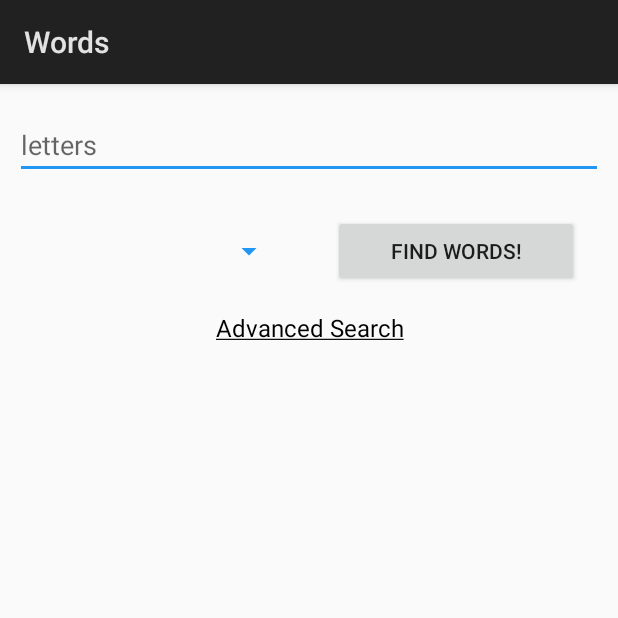
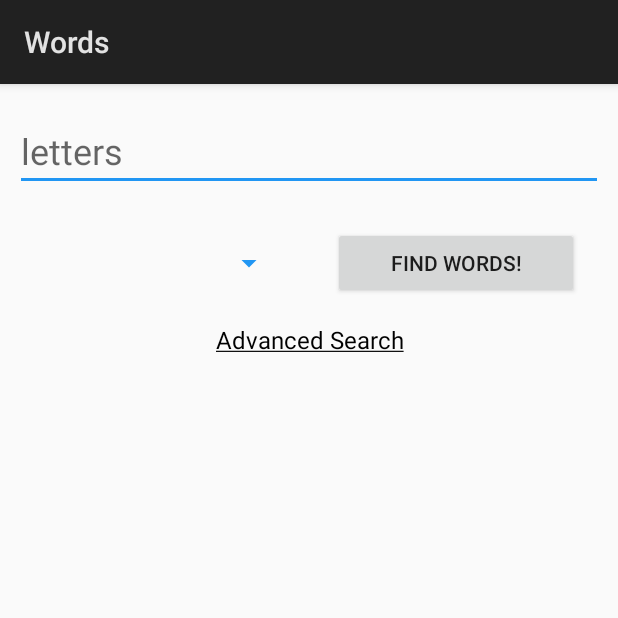
Before and after one commit to VidishNaik/WordFinder, an Android app: the screen it shows after launch (MainActivity), on a phone screen of 412 x 824 dp, the top half of it. Run offline under Robolectric (Android 15) with nearby library versions, the phone set to English and light mode, and no system bars.

Commit message:
Changed MainActivity Search class and removed preloading of words

```diff
--- a/app/src/main/java/com/example/vidish/words/MainActivity.java
+++ b/app/src/main/java/com/example/vidish/words/MainActivity.java
@@ -25,20 +25,19 @@ import android.widget.TextView;
 import android.widget.Toast;
 
 import java.io.BufferedReader;
+import java.io.IOException;
 import java.io.InputStreamReader;
 import java.util.ArrayList;
 import java.util.Arrays;
-import java.util.HashMap;
 import java.util.LinkedList;
-import java.util.Map;
+import java.util.List;
 
 public class MainActivity extends Activity {
     ArrayList<String> words = new ArrayList<>();
-    Map<Integer,ArrayList<String>> map = new HashMap<>();
     ArrayAdapter<String> arrayAdapter;
     static String[] count = {"3","4","5","6","7","8","9","10"};
     String s, selectedItem = "";
-    ProgressBar progress, progress1;
+    ProgressBar progress;
     Button button;
     Spinner spinner;
     @Override
@@ -55,8 +54,6 @@ public class MainActivity extends Activity {
             }
         });
         //text.performClick();
-        progress1 = (ProgressBar) findViewById(R.id.progressbar1);
-        new Load().execute(this);
         progress = (ProgressBar) findViewById(R.id.progressbar);
         progress.setVisibility(View.GONE);
         final EditText editText = (EditText) findViewById(R.id.edittext);
@@ -64,7 +61,6 @@ public class MainActivity extends Activity {
         spinner = (Spinner) findViewById(R.id.spinner);
         button = (Button) findViewById(R.id.button);
         button.setFocusedByDefault(true);
-        button.setEnabled(false);
         spinner.requestFocus();
         ((LinearLayout)findViewById(R.id.linearlayout)).setOnClickListener(new View.OnClickListener() {
             @Override
@@ -159,60 +155,28 @@ public class MainActivity extends Activity {
         finish();
     }
 
-    private class Load extends AsyncTask<MainActivity, Void, Void> {
-
-        @Override
-        protected Void doInBackground(MainActivity... mainActivities) {
-            publishProgress();
-            try {
-                BufferedReader in = new BufferedReader(new InputStreamReader(getAssets().open("words.txt")));
-                String line;
-                while((line = in.readLine()) != null) {
-                    if(map.containsKey(line.length()))
-                    {
-                        ArrayList temp = map.get(line.length());
-                        temp.add(line);
-                        map.put(line.length(),temp);
-                    }
-                    else {
-                        ArrayList<String> temp = new ArrayList<>();
-                        temp.add(line);
-                        map.put(line.length(),temp);
-                    }
-                }
-            }catch (Exception ignored){
-            }
-            return null;
-        }
-
-        protected void onProgressUpdate(Void... values) {
-            progress1.setVisibility(View.VISIBLE);
-        }
-
-        protected void onPostExecute(Void v) {
-            progress1.setVisibility(View.GONE);
-            button.setEnabled(true);
-        }
-    }
-
     private class Words extends AsyncTask<MainActivity, Void, Void> {
         @Override
         protected Void doInBackground(MainActivity... mainActivities) {
             publishProgress();
-            ArrayList<String> temp = map.get(Integer.parseInt(selectedItem));
-            for (int i=0; i < temp.size(); i++)
+            ArrayList<String> temp = new ArrayList<>();
+            try {
+                BufferedReader in = new BufferedReader(new InputStreamReader(getAssets().open("words.txt")));
+                String str;
+                while ((str = in.readLine()) != null)
                 {
-                LinkedList<String> listEntered = new LinkedList<>(Arrays.asList(s.split("")));
-                LinkedList<String> listFind = new LinkedList<>(Arrays.asList(temp.get(i).split("")));
+                    if(str.length() == Integer.parseInt(selectedItem))
+                    {
+                        List<String> listEntered = new LinkedList<String>(Arrays.asList(s.split("")));
+                        List<String> listFind = new LinkedList<String>(Arrays.asList(str.split("")));
                         listEntered.remove(0);
                         listFind.remove(0);
                         boolean contains = true;
-                for (int j=0; j < listFind.size(); j++)
+                        for (int j = listFind.size() - 1; j >= 0; j--)
                         {
                             if(listEntered.contains(listFind.get(j)))
                             {
-                        listEntered.removeFirstOccurrence(listFind.get(j));
-
+                                listEntered.remove(listFind.get(j));
                             }
                             else
                             {
@@ -221,7 +185,11 @@ public class MainActivity extends Activity {
                             }
                         }
                         if(contains)
-                    words.add(temp.get(i));
+                            words.add(str);
+                    }
+                }
+            } catch (IOException e) {
+                e.printStackTrace();
             }
             return null;
         }
--- a/app/src/main/res/layout/activity_main.xml
+++ b/app/src/main/res/layout/activity_main.xml
@@ -9,21 +9,12 @@
     android:layout_margin="10dp"
     android:id="@+id/linearlayout">
 
-    <ProgressBar
-        android:id="@+id/progressbar1"
-        style="?android:attr/progressBarStyleHorizontal"
-        android:layout_width="fill_parent"
-        android:layout_height="wrap_content"
-        android:indeterminate="true"
-        android:max="100"
-        android:backgroundTint="@color/colorPrimary"
-        android:layout_below="@+id/framelauout"
-        android:indeterminateTint="#2196F3"/>
     <EditText
         android:id="@+id/edittext"
         android:layout_width="match_parent"
         android:layout_height="wrap_content"
         android:hint="letters"
+        android:textSize="24sp"
         android:inputType="text"
         android:maxLines="1"
         android:imeOptions="actionGo"
```
Lines whose indentation alone changed are shown as unchanged.
